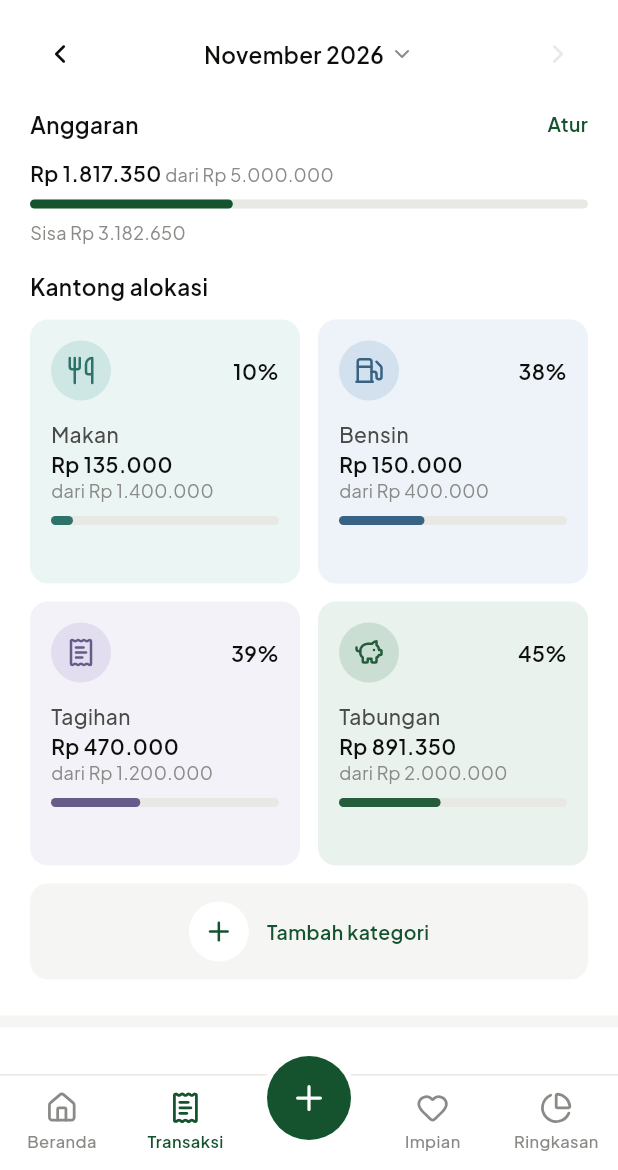
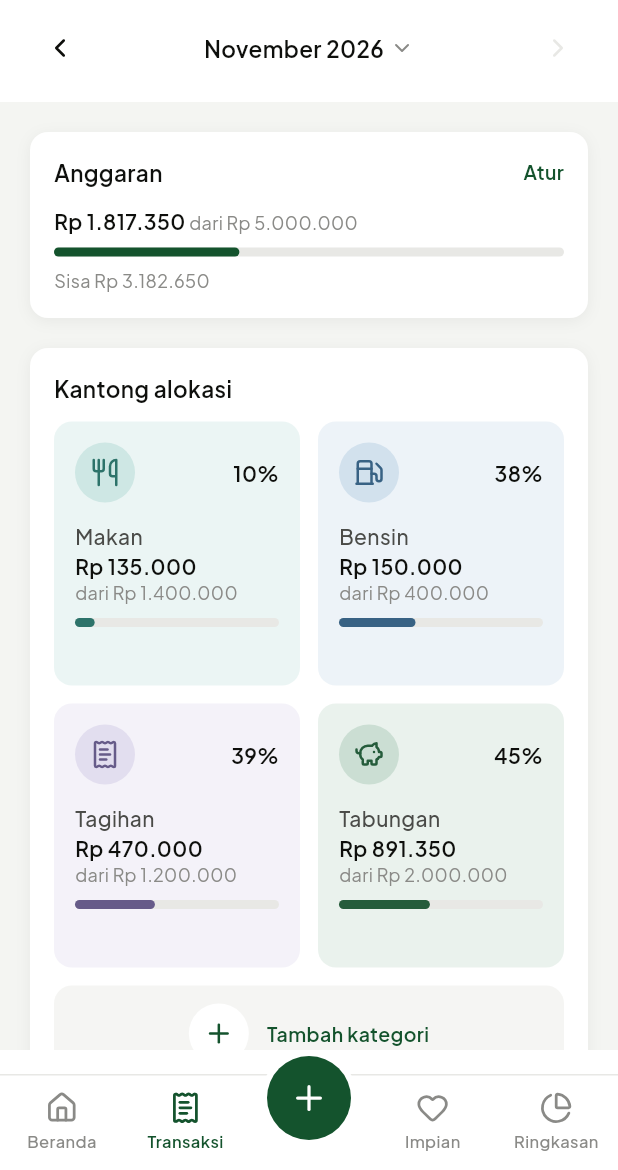
Before and after one commit to Nagikiri/KasHarian, a Flutter app: the screen it shows after launch, scrolled down 563 dp, after a tap on "Lihat semua", after a tap on "Transaksi", on a phone screen of 412 x 824 dp, the part 66-1236 px from its top. Run offline on Flutter 3.47's test engine with Material 3 defaults, Android fonts, the phone set to English and light mode, and no system bars; our stand-ins replace fl_chart, lucide_icons_flutter; network calls fail.

Commit message:
V6: gaya latar abu dan kartu putih untuk Transaksi, Impian, Ringkasan

```diff
--- a/lib/screens/dashboard_screen.dart
+++ b/lib/screens/dashboard_screen.dart
@@ -8,6 +8,7 @@ import '../models/wishlist.dart';
 import '../theme/app_theme.dart';
 import '../utils/format.dart';
 import '../utils/privasi.dart';
+import '../widgets/baris_judul.dart';
 import '../widgets/baris_transaksi.dart';
 import '../widgets/judul_seksi.dart';
 import '../widgets/kartu_bagian.dart';
@@ -79,7 +80,11 @@ class _DashboardScreenState extends State<DashboardScreen> {
       child: Column(
         crossAxisAlignment: CrossAxisAlignment.stretch,
         children: [
-          _bangunJudul(),
+          // Sisi kanan disiapkan untuk ikon Pengaturan nanti.
+          BarisJudul(
+            judul: 'KasHarian',
+            keterangan: formatTanggal(DateTime.now()),
+          ),
           _tepi(
             KartuSaldo(
               saldo: rupiahTampil(AppData.saldoTersedia),
@@ -94,7 +99,15 @@ class _DashboardScreenState extends State<DashboardScreen> {
           _kartu(
             KartuKurs(sedangMemuat: _sedangMemuatKurs, onPerbarui: _ambilKurs),
           ),
-          if (impian != null) _kartu(_bangunImpian(impian)),
+          if (impian != null)
+            _kartu(
+              KartuImpian(impian: impian),
+              judul: JudulSeksi(
+                judul: 'Impian terdekat',
+                aksi: 'Lihat semua',
+                onAksi: () => AppData.tabAktif.value = 2,
+              ),
+            ),
           _kartu(
             _bangunTransaksiTerbaru(),
             // BarisTransaksi sudah punya jarak bawah 12, jadi padding bawah kartu dikurangi.
@@ -106,27 +119,6 @@ class _DashboardScreenState extends State<DashboardScreen> {
             ),
           ),
           const SizedBox(height: JarakApp.j24),
-        ],
-      ),
-    );
-  }
-
-  // Baris judul putih ikut digulir. Sisi kanan disiapkan untuk ikon Pengaturan nanti.
-  Widget _bangunJudul() {
-    return Container(
-      color: WarnaApp.latar,
-      padding: const EdgeInsets.fromLTRB(
-        JarakApp.tepiHalaman,
-        JarakApp.j16,
-        JarakApp.tepiHalaman,
-        JarakApp.j16,
-      ),
-      child: Column(
-        crossAxisAlignment: CrossAxisAlignment.start,
-        children: [
-          const Text('KasHarian', style: TeksApp.judulHalaman),
-          const SizedBox(height: JarakApp.j4),
-          Text(formatTanggal(DateTime.now()), style: TeksApp.kecil),
         ],
       ),
     );
@@ -146,7 +138,8 @@ class _DashboardScreenState extends State<DashboardScreen> {
   Widget _kartu(
     Widget isi, {
     EdgeInsets padding = const EdgeInsets.all(JarakApp.j16),
-  }) => _tepi(KartuBagian(padding: padding, child: isi));
+    Widget? judul,
+  }) => _tepi(KartuBagian(padding: padding, judul: judul, child: isi));
 
   Widget _bangunKartuNavigasi() {
     int anggaran = AppData.anggaranBulanan;
@@ -220,19 +213,4 @@ class _DashboardScreenState extends State<DashboardScreen> {
       ],
     );
   }
-
-  Widget _bangunImpian(WishlistItem impian) {
-    return Column(
-      crossAxisAlignment: CrossAxisAlignment.start,
-      children: [
-        JudulSeksi(
-          judul: 'Impian terdekat',
-          aksi: 'Lihat semua',
-          onAksi: () => AppData.tabAktif.value = 2,
-        ),
-        const SizedBox(height: JarakApp.j16),
-        KartuImpian(impian: impian),
-      ],
-    );
-  }
 }
--- a/lib/screens/ringkasan_screen.dart
+++ b/lib/screens/ringkasan_screen.dart
@@ -16,6 +16,7 @@ import '../widgets/grafik_tren.dart';
 import '../widgets/header_rentang.dart';
 import '../widgets/judul_seksi.dart';
 import '../widgets/kalender.dart';
+import '../widgets/kartu_bagian.dart';
 import '../widgets/kartu_navigasi.dart';
 import '../widgets/kolom_angka.dart';
 import '../widgets/pilihan_segmen.dart';
@@ -127,11 +128,21 @@ class _RingkasanScreenState extends State<RingkasanScreen> {
 
   @override
   Widget build(BuildContext context) {
+    // Scaffold putih untuk area status bar, area gulir abu di belakang kartu.
     return Scaffold(
       body: SafeArea(
+        child: ColoredBox(
+          color: WarnaApp.latarHalaman,
           child: ValueListenableBuilder<int>(
             valueListenable: AppData.refreshNotifier,
-          builder: (context, nilai, child) {
+            builder: (context, nilai, child) => _bangunIsi(),
+          ),
+        ),
+      ),
+    );
+  }
+
+  Widget _bangunIsi() {
     DateTime awal = _awal;
     DateTime akhir = _akhir;
     int keluar = AppData.pengeluaranAntara(awal, akhir);
@@ -139,21 +150,16 @@ class _RingkasanScreenState extends State<RingkasanScreen> {
       child: Column(
         crossAxisAlignment: CrossAxisAlignment.stretch,
         children: [
-                  _tepi(
           HeaderRentang(
             judul: 'Ringkasan',
             rentangAktif: _jenis == 3,
             onRentang: _pilihRentang,
-                    ),
-                  ),
-                  _tepi(
+            bawah: [
               PilihanSegmen(
                 pilihan: const ['Pekan', 'Bulan', 'Tahun'],
                 indeksAktif: _jenis,
                 onPilih: _gantiJenis,
               ),
-                  ),
-                  _tepi(
               BarisPeriode(
                 jenis: _jenis,
                 awal: awal,
@@ -162,19 +168,19 @@ class _RingkasanScreenState extends State<RingkasanScreen> {
                 onSesudah: _bisaMaju() ? () => _geser(1) : null,
                 onPilih: _pilihWaktu,
               ),
+            ],
           ),
-                  _tepi(_bangunAngka(awal, akhir, keluar)),
-                  ..._bangunBagian(
-                    const JudulSeksi(judul: 'Pengeluaran per kategori'),
+          _kartu(_bangunAngka(awal, akhir, keluar)),
+          _kartu(
             DistribusiKategori(
               perKategori: AppData.pengeluaranPerKategori(awal, akhir),
               jenis: _jenis,
               acuan: _acuan,
             ),
+            judul: const JudulSeksi(judul: 'Pengeluaran per kategori'),
           ),
           if (keluar > 0)
-                    ..._bangunBagian(
-                      const JudulSeksi(judul: 'Tren pengeluaran'),
+            _kartu(
               GrafikTren(
                 // Pilihan batang dilepas setiap kali periode berganti.
                 key: ValueKey('$awal $akhir'),
@@ -182,10 +188,12 @@ class _RingkasanScreenState extends State<RingkasanScreen> {
                 awal: awal,
                 akhir: akhir,
               ),
+              judul: const JudulSeksi(judul: 'Tren pengeluaran'),
             ),
           if (_jenis == 1)
-                    ..._bangunBagian(
-                      JudulSeksi(
+            _kartu(
+              RingkasanAnggaran(bulan: _acuan),
+              judul: JudulSeksi(
                 judul: 'Anggaran',
                 aksi: 'Atur',
                 onAksi: () => Navigator.push(
@@ -193,40 +201,28 @@ class _RingkasanScreenState extends State<RingkasanScreen> {
                   buatTransisiHalaman(const BudgetScreen()),
                 ),
               ),
-                      RingkasanAnggaran(bulan: _acuan),
             ),
-                  ..._bangunBagian(
-                    const JudulSeksi(judul: 'Bendahara AI'),
-                    _bangunBendahara(),
-                  ),
+          // Kartu hijau muda ini sudah berupa kartu, jadi tidak dibungkus kartu putih.
+          _tepi(_bangunBendahara()),
           const SizedBox(height: JarakApp.j24),
         ],
       ),
     );
-          },
-        ),
-      ),
-    );
   }
 
-  // Pita pemisah harus selebar layar, jadi padding samping dipasang per bagian.
+  // Setiap kartu diberi jarak 20 di atasnya dan sejajar dengan teks judul di kiri-kanan.
   Widget _tepi(Widget isi) => Padding(
     padding: const EdgeInsets.fromLTRB(
       JarakApp.tepiHalaman,
-      JarakApp.j16,
+      JarakApp.j20,
       JarakApp.tepiHalaman,
       0,
     ),
     child: isi,
   );
 
-  // Setiap bagian diawali jarak dan pita pemisah, lalu judul seksi dan isinya.
-  List<Widget> _bangunBagian(Widget judul, Widget isi) => [
-    const SizedBox(height: JarakApp.j24),
-    Container(height: 8, color: WarnaApp.latarSeksi),
-    _tepi(judul),
-    _tepi(isi),
-  ];
+  Widget _kartu(Widget isi, {Widget? judul}) =>
+      _tepi(KartuBagian(judul: judul, child: isi));
 
   Widget _bangunAngka(DateTime awal, DateTime akhir, int keluar) {
     int masuk = AppData.pemasukanAntara(awal, akhir);
--- a/lib/screens/transaksi_screen.dart
+++ b/lib/screens/transaksi_screen.dart
@@ -14,12 +14,13 @@ import '../widgets/dialog_pilih_rentang.dart';
 import '../widgets/grid_kartu.dart';
 import '../widgets/header_rentang.dart';
 import '../widgets/judul_seksi.dart';
+import '../widgets/kartu_bagian.dart';
 import '../widgets/kartu_kantong.dart';
 import '../widgets/navigasi_bulan.dart';
+import '../widgets/pencarian_transaksi.dart';
 import '../widgets/sheet_detail_transaksi.dart';
 import '../widgets/sheet_tambah_budget.dart';
 import '../widgets/tampilan_kosong.dart';
-import '../widgets/tombol_pill.dart';
 import 'budget_screen.dart';
 
 class TransaksiScreen extends StatefulWidget {
@@ -30,12 +31,7 @@ class TransaksiScreen extends StatefulWidget {
 }
 
 class _TransaksiScreenState extends State<TransaksiScreen> {
-  final List<String> _pilihanFilter = const [
-    'Semua',
-    'Pengeluaran',
-    'Pemasukan',
-    'Transfer',
-  ];
+  // Indeks dari PencarianTransaksi.pilihanFilter.
   int _filter = 0;
   String _kataKunci = '';
   // null berarti mode Bulan (memakai AppData.bulanDipilih). end ikut dihitung.
@@ -130,59 +126,67 @@ class _TransaksiScreenState extends State<TransaksiScreen> {
 
   @override
   Widget build(BuildContext context) {
+    // Scaffold putih untuk area status bar, area gulir abu di belakang kartu.
     return Scaffold(
       body: SafeArea(
+        child: ColoredBox(
+          color: WarnaApp.latarHalaman,
           child: ValueListenableBuilder<int>(
             valueListenable: AppData.refreshNotifier,
-          builder: (context, nilai, child) {
+            builder: (context, nilai, child) => _bangunIsi(),
+          ),
+        ),
+      ),
+    );
+  }
+
+  Widget _bangunIsi() {
     return SingleChildScrollView(
       child: Column(
         crossAxisAlignment: CrossAxisAlignment.stretch,
         children: [
-                  _tepi(
           HeaderRentang(
             judul: 'Transaksi',
             rentangAktif: _rentang != null,
             onRentang: _bukaDialogRentang,
+            bawah: [_bangunPeriode()],
           ),
-                  ),
-                  _tepi(_bangunPeriode()),
           if (_rentang == null) ...[
             _tepi(
-                      BudgetBulan(
+              KartuBagian(
+                child: BudgetBulan(
                   bulan: AppData.bulanDipilih,
                   onAtur: _bukaBudget,
                 ),
               ),
-                    _tepi(_bangunKantong()),
+            ),
+            _tepi(
+              KartuBagian(
+                judul: const JudulSeksi(judul: 'Kantong alokasi'),
+                child: _bangunKantong(),
+              ),
+            ),
           ],
-                  const SizedBox(height: JarakApp.j24),
+          _tepi(
+            Column(
+              crossAxisAlignment: CrossAxisAlignment.stretch,
+              children: [
                 SizedBox(key: _kunciDaftar),
-                  Container(height: 8, color: WarnaApp.latarSeksi),
-                  _tepi(_bangunPencarian()),
-                  _tepi(_bangunDaftar()),
-                  if (_rentang == null)
-                    _tepi(
-                      NavigasiBulan(
-                        bulan: AppData.bulanDipilih,
-                        onPilih: _pilihBulan,
+                KartuBagian(child: _bangunDaftar()),
+              ],
             ),
           ),
           const SizedBox(height: JarakApp.j24),
         ],
       ),
     );
-          },
-        ),
-      ),
-    );
   }
 
-  // Pita pemisah harus selebar layar, jadi padding samping dipasang per bagian.
+  // Setiap kartu diberi jarak 20 di atasnya dan sejajar dengan teks judul di kiri-kanan.
   Widget _tepi(Widget isi) => Padding(
     padding: const EdgeInsets.fromLTRB(
       JarakApp.tepiHalaman,
-      JarakApp.j16,
+      JarakApp.j20,
       JarakApp.tepiHalaman,
       0,
     ),
@@ -203,12 +207,7 @@ class _TransaksiScreenState extends State<TransaksiScreen> {
   }
 
   Widget _bangunKantong() {
-    return Column(
-      crossAxisAlignment: CrossAxisAlignment.stretch,
-      children: [
-        const JudulSeksi(judul: 'Kantong alokasi'),
-        const SizedBox(height: JarakApp.j12),
-        GridKartu(
+    return GridKartu(
       daftar: [for (var b in AppData.daftarBudget) _bangunKartu(b)],
       kosong: TampilanKosong(
         ikon: LucideIcons.wallet,
@@ -220,8 +219,6 @@ class _TransaksiScreenState extends State<TransaksiScreen> {
       ),
       labelTambah: 'Tambah kategori',
       onTambah: () => bukaTambahBudget(context),
-        ),
-      ],
     );
   }
 
@@ -231,53 +228,31 @@ class _TransaksiScreenState extends State<TransaksiScreen> {
     onTekan: _bukaBudget,
   );
 
-  Widget _bangunPencarian() {
-    return Column(
-      crossAxisAlignment: CrossAxisAlignment.stretch,
-      children: [
-        TextField(
-          onChanged: (v) => setState(() => _kataKunci = v),
-          decoration: const InputDecoration(
-            hintText: 'Cari catatan atau kategori',
-            prefixIcon: Icon(
-              LucideIcons.search,
-              size: 18,
-              color: WarnaApp.teksRedup,
-            ),
-          ),
-        ),
-        const SizedBox(height: JarakApp.j12),
-        SingleChildScrollView(
-          scrollDirection: Axis.horizontal,
-          child: Row(
-            children: [
-              for (int i = 0; i < _pilihanFilter.length; i++)
-                Padding(
-                  padding: const EdgeInsets.only(right: JarakApp.j8),
-                  child: TombolPill(
-                    teks: _pilihanFilter[i],
-                    kecil: true,
-                    terpilih: _filter == i,
-                    onTekan: () => setState(() => _filter = i),
-                  ),
-                ),
-            ],
-          ),
-        ),
-      ],
-    );
-  }
-
+  // Pencarian, daftar, dan tombol bulan berada dalam satu kartu karena saling terkait.
   Widget _bangunDaftar() {
     List<CatatanTransaksi> daftar = AppData.transaksiAntara(
       _awal,
       _akhir,
     ).where(_cocok).toList();
-    return DaftarTransaksi(
+    return Column(
+      crossAxisAlignment: CrossAxisAlignment.stretch,
+      children: [
+        PencarianTransaksi(
+          filter: _filter,
+          onCari: (v) => setState(() => _kataKunci = v),
+          onFilter: (i) => setState(() => _filter = i),
+        ),
+        DaftarTransaksi(
           daftar: daftar,
           adaSaringan: _filter != 0 || _kataKunci.isNotEmpty,
           modeRentang: _rentang != null,
           onTekan: (t) => bukaDetailTransaksi(context, t),
+        ),
+        if (_rentang == null) ...[
+          const SizedBox(height: JarakApp.j16),
+          NavigasiBulan(bulan: AppData.bulanDipilih, onPilih: _pilihBulan),
+        ],
+      ],
     );
   }
 }
--- a/lib/screens/wishlist_screen.dart
+++ b/lib/screens/wishlist_screen.dart
@@ -6,8 +6,10 @@ import '../models/wishlist.dart';
 import '../theme/app_theme.dart';
 import '../utils/format.dart';
 import '../utils/privasi.dart';
+import '../widgets/baris_judul.dart';
 import '../widgets/grid_kartu.dart';
 import '../widgets/judul_seksi.dart';
+import '../widgets/kartu_bagian.dart';
 import '../widgets/kartu_hitung_kurs.dart';
 import '../widgets/kartu_progress.dart';
 import '../widgets/sheet_detail_impian.dart';
@@ -82,58 +84,56 @@ class _WishlistScreenState extends State<WishlistScreen> {
 
   @override
   Widget build(BuildContext context) {
+    // Scaffold putih untuk area status bar, area gulir abu di belakang kartu.
     return Scaffold(
       body: SafeArea(
+        child: ColoredBox(
+          color: WarnaApp.latarHalaman,
           child: ValueListenableBuilder<int>(
             valueListenable: AppData.refreshNotifier,
-          builder: (context, nilai, child) {
-            return SingleChildScrollView(
+            builder: (context, nilai, child) => SingleChildScrollView(
               child: Column(
                 crossAxisAlignment: CrossAxisAlignment.stretch,
                 children: [
-                  _seksi(_bangunHeader()),
-                  _seksi(
-                    KartuHitungKurs(
+                  const BarisJudul(judul: 'Impian'),
+                  _tepi(
+                    KartuBagian(
+                      child: KartuHitungKurs(
                         sedangMemuat: _sedangMemuat,
                         onPerbarui: _ambilKurs,
                       ),
                     ),
-                  _bangunPita(),
-                  _seksi(_bangunDaftarImpian()),
+                  ),
+                  _tepi(
+                    KartuBagian(
+                      judul: const JudulSeksi(judul: 'Impianku'),
+                      child: _bangunDaftarImpian(),
+                    ),
+                  ),
                   const SizedBox(height: JarakApp.j24),
                 ],
               ),
-            );
-          },
+            ),
+          ),
         ),
       ),
     );
   }
 
-  Widget _seksi(Widget isi) => Padding(
-    padding: const EdgeInsets.symmetric(
-      horizontal: JarakApp.tepiHalaman,
-      vertical: JarakApp.j16,
+  // Setiap kartu diberi jarak 20 di atasnya dan sejajar dengan teks judul di kiri-kanan.
+  Widget _tepi(Widget isi) => Padding(
+    padding: const EdgeInsets.fromLTRB(
+      JarakApp.tepiHalaman,
+      JarakApp.j20,
+      JarakApp.tepiHalaman,
+      0,
     ),
     child: isi,
   );
 
-  Widget _bangunPita() => Container(height: 8, color: WarnaApp.latarSeksi);
-
-  Widget _bangunHeader() {
-    return const Text('Impian', style: TeksApp.judulHalaman);
-  }
-
   Widget _bangunDaftarImpian() {
-    List<WishlistItem> daftar = _daftarUrut();
-
-    return Column(
-      crossAxisAlignment: CrossAxisAlignment.start,
-      children: [
-        const JudulSeksi(judul: 'Impianku'),
-        const SizedBox(height: JarakApp.j12),
-        GridKartu(
-          daftar: [for (var impian in daftar) _bangunKartu(impian)],
+    return GridKartu(
+      daftar: [for (var impian in _daftarUrut()) _bangunKartu(impian)],
       kosong: TampilanKosong(
         ikon: LucideIcons.star,
         judul: 'Belum ada impian',
@@ -143,8 +143,6 @@ class _WishlistScreenState extends State<WishlistScreen> {
       ),
       labelTambah: 'Tambah impian',
       onTambah: () => bukaSheetImpianBaru(context),
-        ),
-      ],
     );
   }
 
--- /dev/null
+++ b/lib/widgets/baris_judul.dart
@@ -0,0 +1,59 @@
+import 'package:flutter/material.dart';
+
+import '../theme/app_theme.dart';
+
+// Blok judul putih di atas setiap tab, ikut digulir bersama isi halaman.
+class BarisJudul extends StatelessWidget {
+  final String judul;
+  final String? keterangan;
+  final Widget? ujung;
+  // Kontrol halaman (segmen, periode) yang ikut berada di area putih.
+  final List<Widget> bawah;
+
+  const BarisJudul({
+    super.key,
+    required this.judul,
+    this.keterangan,
+    this.ujung,
+    this.bawah = const [],
+  });
+
+  @override
+  Widget build(BuildContext context) {
+    return Container(
+      color: WarnaApp.latar,
+      padding: const EdgeInsets.fromLTRB(
+        JarakApp.tepiHalaman,
+        JarakApp.j16,
+        JarakApp.tepiHalaman,
+        JarakApp.j16,
+      ),
+      child: Column(
+        crossAxisAlignment: CrossAxisAlignment.stretch,
+        children: [
+          Row(
+            children: [
+              Expanded(
+                child: Column(
+                  crossAxisAlignment: CrossAxisAlignment.start,
+                  children: [
+                    Text(judul, style: TeksApp.judulHalaman),
+                    if (keterangan != null) ...[
+                      const SizedBox(height: JarakApp.j4),
+                      Text(keterangan!, style: TeksApp.kecil),
+                    ],
+                  ],
+                ),
+              ),
+              ?ujung,
+            ],
+          ),
+          for (Widget isi in bawah) ...[
+            const SizedBox(height: JarakApp.j12),
+            isi,
+          ],
+        ],
+      ),
+    );
+  }
+}
--- a/lib/widgets/header_rentang.dart
+++ b/lib/widgets/header_rentang.dart
@@ -1,35 +1,36 @@
 import 'package:flutter/material.dart';
 import 'package:lucide_icons_flutter/lucide_icons.dart';
 
-import '../theme/app_theme.dart';
+import 'baris_judul.dart';
 import 'tombol_pill.dart';
 
-// Judul halaman dengan tombol Rentang di kanan, dipakai di Transaksi dan Ringkasan.
+// Baris judul dengan tombol Rentang di kanan, dipakai di Transaksi dan Ringkasan.
 class HeaderRentang extends StatelessWidget {
   final String judul;
   final bool rentangAktif;
   final VoidCallback onRentang;
+  final List<Widget> bawah;
 
   const HeaderRentang({
     super.key,
     required this.judul,
     required this.rentangAktif,
     required this.onRentang,
+    this.bawah = const [],
   });
 
   @override
   Widget build(BuildContext context) {
-    return Row(
-      children: [
-        Expanded(child: Text(judul, style: TeksApp.judulHalaman)),
-        TombolPill(
+    return BarisJudul(
+      judul: judul,
+      ujung: TombolPill(
         teks: 'Rentang',
         ikon: LucideIcons.calendarRange,
         kecil: true,
         terpilih: rentangAktif,
         onTekan: onRentang,
       ),
-      ],
+      bawah: bawah,
     );
   }
 }
--- a/lib/widgets/kartu_bagian.dart
+++ b/lib/widgets/kartu_bagian.dart
@@ -6,16 +6,29 @@ import '../theme/app_theme.dart';
 class KartuBagian extends StatelessWidget {
   final Widget child;
   final EdgeInsets padding;
+  // Judul seksi opsional di atas isi, berjarak 12 dari isi.
+  final Widget? judul;
 
   const KartuBagian({
     super.key,
     required this.child,
     this.padding = const EdgeInsets.all(JarakApp.j16),
+    this.judul,
   });
 
   @override
   Widget build(BuildContext context) {
     BorderRadius sudut = BorderRadius.circular(RadiusApp.kartu);
+    Widget isi = judul == null
+        ? child
+        : Column(
+            crossAxisAlignment: CrossAxisAlignment.stretch,
+            children: [
+              judul!,
+              const SizedBox(height: JarakApp.j12),
+              child,
+            ],
+          );
 
     // Material (bukan Container) supaya efek ketuk InkWell di dalamnya tetap terlihat.
     return DecoratedBox(
@@ -24,7 +37,7 @@ class KartuBagian extends StatelessWidget {
         color: WarnaApp.latar,
         borderRadius: sudut,
         clipBehavior: Clip.antiAlias,
-        child: Padding(padding: padding, child: child),
+        child: Padding(padding: padding, child: isi),
       ),
     );
   }
--- a/lib/widgets/kartu_hitung_kurs.dart
+++ b/lib/widgets/kartu_hitung_kurs.dart
@@ -79,7 +79,7 @@ class _KartuHitungKursState extends State<KartuHitungKurs> {
       crossAxisAlignment: CrossAxisAlignment.stretch,
       children: [
         const JudulSeksi(judul: 'Hitung kurs'),
-        const SizedBox(height: JarakApp.j16),
+        const SizedBox(height: JarakApp.j12),
         KotakKurs(
           mataUang: AppData.cariMataUang(_dariRupiah ? 'IDR' : _kode),
           warnaLatar: WarnaApp.latarSeksi,
--- a/lib/widgets/kartu_kurs.dart
+++ b/lib/widgets/kartu_kurs.dart
@@ -32,7 +32,7 @@ class KartuKurs extends StatelessWidget {
       crossAxisAlignment: CrossAxisAlignment.stretch,
       children: [
         JudulSeksi(judul: 'Kurs hari ini', ujung: _bangunKonversi()),
-        const SizedBox(height: JarakApp.j8),
+        const SizedBox(height: JarakApp.j12),
         for (String kode in favorit) ...[
           _bangunBaris(AppData.cariMataUang(kode)),
           const Divider(height: 1),
--- /dev/null
+++ b/lib/widgets/pencarian_transaksi.dart
@@ -0,0 +1,65 @@
+import 'package:flutter/material.dart';
+import 'package:lucide_icons_flutter/lucide_icons.dart';
+
+import '../theme/app_theme.dart';
+import 'tombol_pill.dart';
+
+// Kolom cari dan filter tipe di tab Transaksi. Nilainya disimpan oleh halaman.
+class PencarianTransaksi extends StatelessWidget {
+  // Urutan ini dipakai halaman: 0 Semua, 1 Pengeluaran, 2 Pemasukan, 3 Transfer.
+  static const List<String> pilihanFilter = [
+    'Semua',
+    'Pengeluaran',
+    'Pemasukan',
+    'Transfer',
+  ];
+
+  final int filter;
+  final ValueChanged<String> onCari;
+  final ValueChanged<int> onFilter;
+
+  const PencarianTransaksi({
+    super.key,
+    required this.filter,
+    required this.onCari,
+    required this.onFilter,
+  });
+
+  @override
+  Widget build(BuildContext context) {
+    return Column(
+      crossAxisAlignment: CrossAxisAlignment.stretch,
+      children: [
+        TextField(
+          onChanged: onCari,
+          decoration: const InputDecoration(
+            hintText: 'Cari catatan atau kategori',
+            prefixIcon: Icon(
+              LucideIcons.search,
+              size: 18,
+              color: WarnaApp.teksRedup,
+            ),
+          ),
+        ),
+        const SizedBox(height: JarakApp.j12),
+        SingleChildScrollView(
+          scrollDirection: Axis.horizontal,
+          child: Row(
+            children: [
+              for (int i = 0; i < pilihanFilter.length; i++)
+                Padding(
+                  padding: const EdgeInsets.only(right: JarakApp.j8),
+                  child: TombolPill(
+                    teks: pilihanFilter[i],
+                    kecil: true,
+                    terpilih: filter == i,
+                    onTekan: () => onFilter(i),
+                  ),
+                ),
+            ],
+          ),
+        ),
+      ],
+    );
+  }
+}
```
Lines whose indentation alone changed are shown as unchanged.
